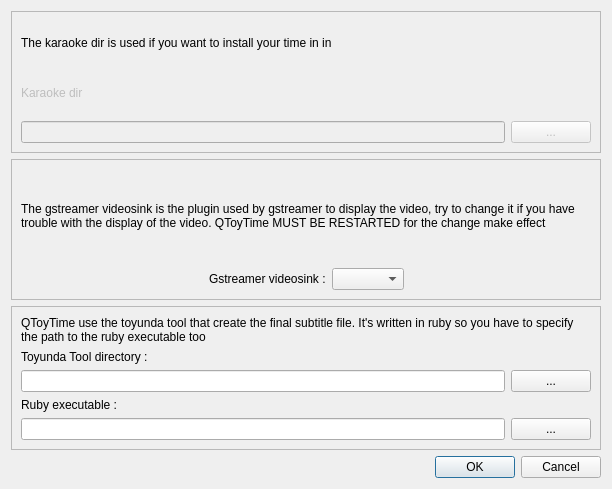
Above: QToyTime/configdialog.ui from Toyunda/toyunda before the change. Below: the same form after it.
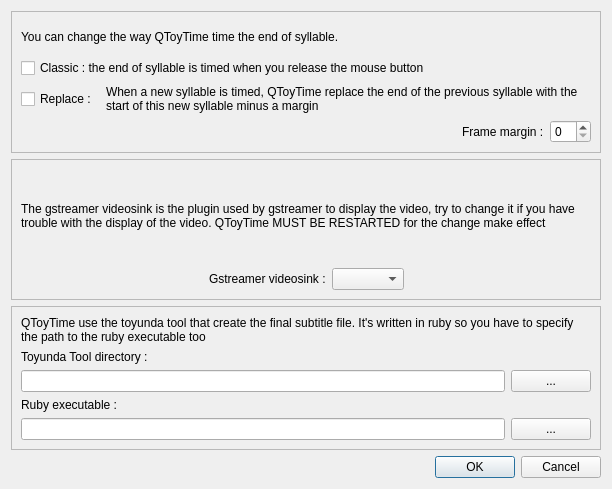
That is the form after the change.

Commit message: QToyTime : now can change how the end of syllable are timed

What changed in the file:
```diff
--- a/QToyTime/configdialog.ui
+++ b/QToyTime/configdialog.ui
@@ -31,36 +31,70 @@
         <item>
          <widget class="QLabel" name="label_2">
           <property name="text">
-           <string>The karaoke dir is used if you want to install your time in in</string>
+           <string>You can change the way QToyTime time the end of syllable.</string>
           </property>
          </widget>
         </item>
         <item>
-         <widget class="QLabel" name="label">
-          <property name="enabled">
-           <bool>false</bool>
-          </property>
+         <widget class="QCheckBox" name="classicCheckBox">
           <property name="text">
-           <string>Karaoke dir</string>
+           <string>Classic : the end of syllable is timed when you release the mouse button</string>
           </property>
          </widget>
         </item>
         <item>
          <layout class="QHBoxLayout" name="horizontalLayout">
           <item>
-           <widget class="QLineEdit" name="lineEdit">
-            <property name="enabled">
-             <bool>false</bool>
+           <widget class="QCheckBox" name="replaceCheckBox">
+            <property name="sizePolicy">
+             <sizepolicy hsizetype="Fixed" vsizetype="Fixed">
+              <horstretch>0</horstretch>
+              <verstretch>0</verstretch>
+             </sizepolicy>
             </property>
+            <property name="text">
+             <string>Replace : </string>
+            </property>
            </widget>
           </item>
           <item>
-           <widget class="QPushButton" name="pushButton">
-            <property name="enabled">
-             <bool>false</bool>
+           <widget class="QLabel" name="label">
+            <property name="text">
+             <string>When a new syllable is timed, QToyTime replace the end of the previous syllable with the start of this new syllable minus a margin</string>
             </property>
+            <property name="wordWrap">
+             <bool>true</bool>
+            </property>
+           </widget>
+          </item>
+         </layout>
+        </item>
+        <item>
+         <layout class="QHBoxLayout" name="horizontalLayout_7">
+          <item>
+           <spacer name="horizontalSpacer_3">
+            <property name="orientation">
+             <enum>Qt::Horizontal</enum>
+            </property>
+            <property name="sizeHint" stdset="0">
+             <size>
+              <width>40</width>
+              <height>20</height>
+             </size>
+            </property>
+           </spacer>
+          </item>
+          <item>
+           <widget class="QLabel" name="label_8">
             <property name="text">
-             <string>...</string>
+             <string>Frame margin :</string>
+            </property>
+           </widget>
+          </item>
+          <item>
+           <widget class="QSpinBox" name="frameMarginSpinBox">
+            <property name="prefix">
+             <string/>
             </property>
            </widget>
           </item>
```
The commit also changes 4 other files.
